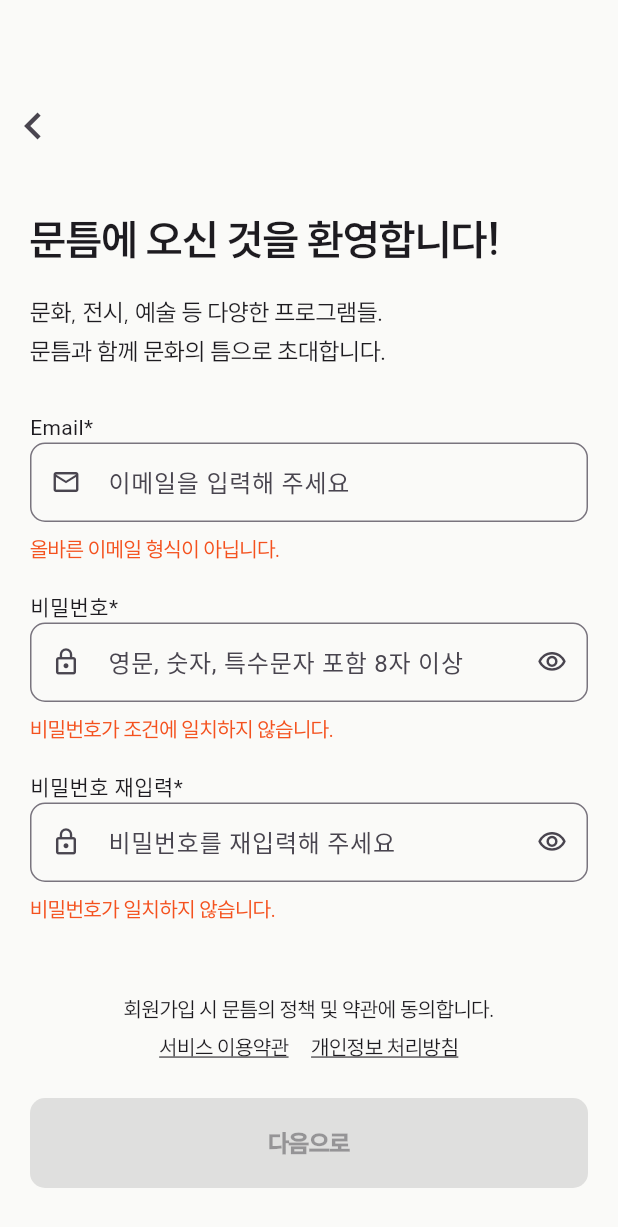
After one commit to DigNiche/muntum, a Flutter app: the SignUpScreen screen opened directly, on a phone screen of 412 x 824 dp. The commit adds this screen. Shown: the top 1227 px of the screen. Run offline on Flutter 3.47's test engine with Material 3 defaults, Android fonts, the phone set to English and light mode, and no system bars; project files that could hold a hidden picture were left out.

Commit message:
signup screen

```diff
--- a/lib/screens/onboarding/login.dart
+++ b/lib/screens/onboarding/login.dart
@@ -3,9 +3,10 @@ import 'package:muntum/constants/border_radius.dart';
 import 'package:muntum/constants/colors.dart';
 import 'package:muntum/constants/spacing.dart';
 import 'package:muntum/constants/typography.dart';
+import 'package:muntum/screens/onboarding/sign_up.dart';
 
 class LoginScreen extends StatefulWidget {
-  LoginScreen({super.key});
+  const LoginScreen({super.key});
 
   @override
   State<LoginScreen> createState() => _LoginScreenState();
@@ -121,7 +122,10 @@ class _LoginScreenState extends State<LoginScreen> {
                       ),
                     ),
                     onTap: () {
-                      print('Tab');
+                      Navigator.push(
+                        context,
+                        MaterialPageRoute(builder: (context) => SignUpScreen()),
+                      );
                     },
                   ),
                 ],
--- /dev/null
+++ b/lib/screens/onboarding/sign_up.dart
@@ -0,0 +1,313 @@
+import 'package:flutter/material.dart';
+import 'package:muntum/constants/border_radius.dart';
+import 'package:muntum/constants/colors.dart';
+import 'package:muntum/constants/spacing.dart';
+import 'package:muntum/constants/typography.dart';
+
+class SignUpScreen extends StatefulWidget {
+  const SignUpScreen({super.key});
+
+  @override
+  State<SignUpScreen> createState() => _SignUpScreenState();
+}
+
+class _SignUpScreenState extends State<SignUpScreen> {
+  bool _obsecureText1 = true;
+  bool _obsecureText2 = true;
+
+  final TextEditingController passwordController = TextEditingController();
+  final TextEditingController confirmPasswordController =
+      TextEditingController();
+  final TextEditingController emailController = TextEditingController();
+
+  bool get _isEmailValid {
+    final email = emailController.text.trim();
+    final emailRegExp = RegExp(r'^[\w\-.]+@([\w\-]+\.)+[\w\-]{2,4}$');
+    return emailRegExp.hasMatch(email);
+  }
+
+  bool get _isPasswordValid {
+    final password = passwordController.text;
+    final passwordRegExp = RegExp(
+      r'^(?=.*[A-Za-z])(?=.*\d)(?=.*[!@#\$%^&*(),.?":{}|<>]).{8,}$',
+    );
+    return passwordRegExp.hasMatch(password);
+  }
+
+  bool get _isConfirmPasswordValid {
+    return confirmPasswordController.text == passwordController.text &&
+        confirmPasswordController.text.isNotEmpty;
+  }
+
+  @override
+  void dispose() {
+    emailController.dispose();
+    passwordController.dispose();
+    confirmPasswordController.dispose();
+    super.dispose();
+  }
+
+  @override
+  Widget build(BuildContext context) {
+    final passwordErrorText = _isPasswordValid ? ' ' : '비밀번호가 조건에 일치하지 않습니다.';
+    final confirmPasswordErrorText = _isConfirmPasswordValid
+        ? ' '
+        : '비밀번호가 일치하지 않습니다.';
+    final emailErrorText = _isEmailValid ? ' ' : '올바른 이메일 형식이 아닙니다.';
+
+    return Scaffold(
+      backgroundColor: AppColors.backgroundNormal,
+      body: SafeArea(
+        child: Padding(
+          padding: const EdgeInsets.symmetric(
+            horizontal: AppSpacing.horizontalMargin,
+          ),
+          child: Column(
+            crossAxisAlignment: CrossAxisAlignment.stretch,
+            children: [
+              Expanded(
+                child: Column(
+                  crossAxisAlignment: CrossAxisAlignment.stretch,
+                  children: [
+                    const SizedBox(height: 60),
+                    Transform.translate(
+                      offset: const Offset(-20, 0),
+                      child: Align(
+                        alignment: Alignment.centerLeft,
+                        child: IconButton(
+                          alignment: Alignment.centerLeft,
+                          padding: EdgeInsets.zero,
+                          icon: const Icon(Icons.chevron_left, size: 36),
+                          onPressed: () {
+                            Navigator.pop(context);
+                          },
+                        ),
+                      ),
+                    ),
+                    const SizedBox(height: 32),
+                    Text('문틈에 오신 것을 환영합니다!', style: AppTypography.display),
+                    const SizedBox(height: 16),
+                    Text(
+                      '문화, 전시, 예술 등 다양한 프로그램들.\n문틈과 함께 문화의 틈으로 초대합니다.',
+                      style: AppTypography.body1,
+                    ),
+                    const SizedBox(height: 28),
+                    Text('Email*'),
+                    TextField(
+                      controller: emailController,
+                      keyboardType: TextInputType.emailAddress,
+                      onChanged: (_) {
+                        setState(() {});
+                      },
+                      decoration: InputDecoration(
+                        focusedBorder: OutlineInputBorder(
+                          borderRadius: BorderRadius.circular(
+                            AppRadius.radius_1,
+                          ),
+                          borderSide: BorderSide(
+                            color: AppColors.black,
+                            width: 2,
+                          ),
+                        ),
+                        hintText: '이메일을 입력해 주세요',
+                        prefixIcon: const Icon(Icons.mail_outline, size: 20),
+                        contentPadding: const EdgeInsets.symmetric(
+                          horizontal: 16,
+                          vertical: 14,
+                        ),
+                        border: OutlineInputBorder(
+                          borderRadius: BorderRadius.circular(
+                            AppRadius.radius_1,
+                          ),
+                        ),
+                      ),
+                    ),
+                    const SizedBox(height: 8),
+                    Text(
+                      emailErrorText,
+                      style: AppTypography.caption1.copyWith(
+                        color: emailErrorText.trim().isEmpty
+                            ? Colors.transparent
+                            : AppColors.error,
+                        fontSize: 14,
+                      ),
+                    ),
+                    const SizedBox(height: 18),
+                    Text('비밀번호*'),
+                    TextField(
+                      controller: passwordController,
+                      obscureText: _obsecureText1,
+                      onChanged: (_) {
+                        setState(() {});
+                      },
+                      decoration: InputDecoration(
+                        focusedBorder: OutlineInputBorder(
+                          borderRadius: BorderRadius.circular(
+                            AppRadius.radius_1,
+                          ),
+                          borderSide: BorderSide(
+                            color: AppColors.black,
+                            width: 2,
+                          ),
+                        ),
+                        hintText: '영문, 숫자, 특수문자 포함 8자 이상',
+                        prefixIcon: const Icon(Icons.lock_outline, size: 20),
+                        suffixIcon: GestureDetector(
+                          onTap: () {
+                            setState(() {
+                              _obsecureText1 = !_obsecureText1;
+                            });
+                          },
+                          child: Icon(
+                            _obsecureText1
+                                ? Icons.visibility_outlined
+                                : Icons.visibility_off_outlined,
+                            size: 20,
+                          ),
+                        ),
+                        contentPadding: const EdgeInsets.symmetric(
+                          horizontal: 16,
+                          vertical: 14,
+                        ),
+                        border: OutlineInputBorder(
+                          borderRadius: BorderRadius.circular(
+                            AppRadius.radius_1,
+                          ),
+                        ),
+                      ),
+                    ),
+                    const SizedBox(height: 8),
+                    Text(
+                      passwordErrorText,
+                      style: AppTypography.caption1.copyWith(
+                        color: passwordErrorText.trim().isEmpty
+                            ? Colors.transparent
+                            : AppColors.error,
+                        fontSize: 14,
+                      ),
+                    ),
+                    const SizedBox(height: 18),
+                    Text('비밀번호 재입력*'),
+                    TextField(
+                      controller: confirmPasswordController,
+                      obscureText: _obsecureText2,
+                      onChanged: (_) {
+                        setState(() {});
+                      },
+                      decoration: InputDecoration(
+                        focusedBorder: OutlineInputBorder(
+                          borderRadius: BorderRadius.circular(
+                            AppRadius.radius_1,
+                          ),
+                          borderSide: BorderSide(
+                            color: AppColors.black,
+                            width: 2,
+                          ),
+                        ),
+                        hintText: '비밀번호를 재입력해 주세요',
+                        prefixIcon: const Icon(Icons.lock_outline, size: 20),
+                        suffixIcon: GestureDetector(
+                          onTap: () {
+                            setState(() {
+                              _obsecureText2 = !_obsecureText2;
+                            });
+                          },
+                          child: Icon(
+                            _obsecureText2
+                                ? Icons.visibility_outlined
+                                : Icons.visibility_off_outlined,
+                            size: 20,
+                          ),
+                        ),
+                        contentPadding: const EdgeInsets.symmetric(
+                          horizontal: 16,
+                          vertical: 14,
+                        ),
+                        border: OutlineInputBorder(
+                          borderRadius: BorderRadius.circular(
+                            AppRadius.radius_1,
+                          ),
+                        ),
+                      ),
+                    ),
+                    const SizedBox(height: 8),
+                    Text(
+                      confirmPasswordErrorText,
+                      style: AppTypography.caption1.copyWith(
+                        color: confirmPasswordErrorText.trim().isEmpty
+                            ? Colors.transparent
+                            : AppColors.error,
+                        fontSize: 14,
+                      ),
+                    ),
+                  ],
+                ),
+              ),
+              Text(
+                '회원가입 시 문틈의 정책 및 약관에 동의합니다.',
+                textAlign: TextAlign.center,
+                style: AppTypography.caption1.copyWith(fontSize: 14),
+              ),
+              const SizedBox(height: 5),
+              Row(
+                mainAxisAlignment: MainAxisAlignment.center,
+                children: [
+                  GestureDetector(
+                    child: Text(
+                      '서비스 이용약관',
+                      style: AppTypography.caption1.copyWith(
+                        decoration: TextDecoration.underline,
+                        fontSize: 14,
+                      ),
+                    ),
+                    onTap: () {
+                      print('Tab');
+                    },
+                  ),
+                  const SizedBox(width: 15),
+                  GestureDetector(
+                    child: Text(
+                      '개인정보 처리방침',
+                      style: AppTypography.caption1.copyWith(
+                        decoration: TextDecoration.underline,
+                        fontSize: 14,
+                      ),
+                    ),
+                    onTap: () {},
+                  ),
+                ],
+              ),
+              const SizedBox(height: 24),
+              SizedBox(
+                height: 60,
+                child: ElevatedButton(
+                  style: ElevatedButton.styleFrom(
+                    backgroundColor: Colors.black,
+                    foregroundColor: Colors.white,
+                    shape: RoundedRectangleBorder(
+                      borderRadius: BorderRadius.circular(AppRadius.radius_1),
+                    ),
+                  ),
+                  onPressed:
+                      _isEmailValid &&
+                          _isPasswordValid &&
+                          _isConfirmPasswordValid
+                      ? () {}
+                      : null,
+                  child: Text(
+                    '다음으로',
+                    style: AppTypography.button.copyWith(
+                      fontSize: 16,
+                      fontWeight: FontWeight.w900,
+                    ),
+                  ),
+                ),
+              ),
+              const SizedBox(height: 32),
+            ],
+          ),
+        ),
+      ),
+    );
+  }
+}
```
